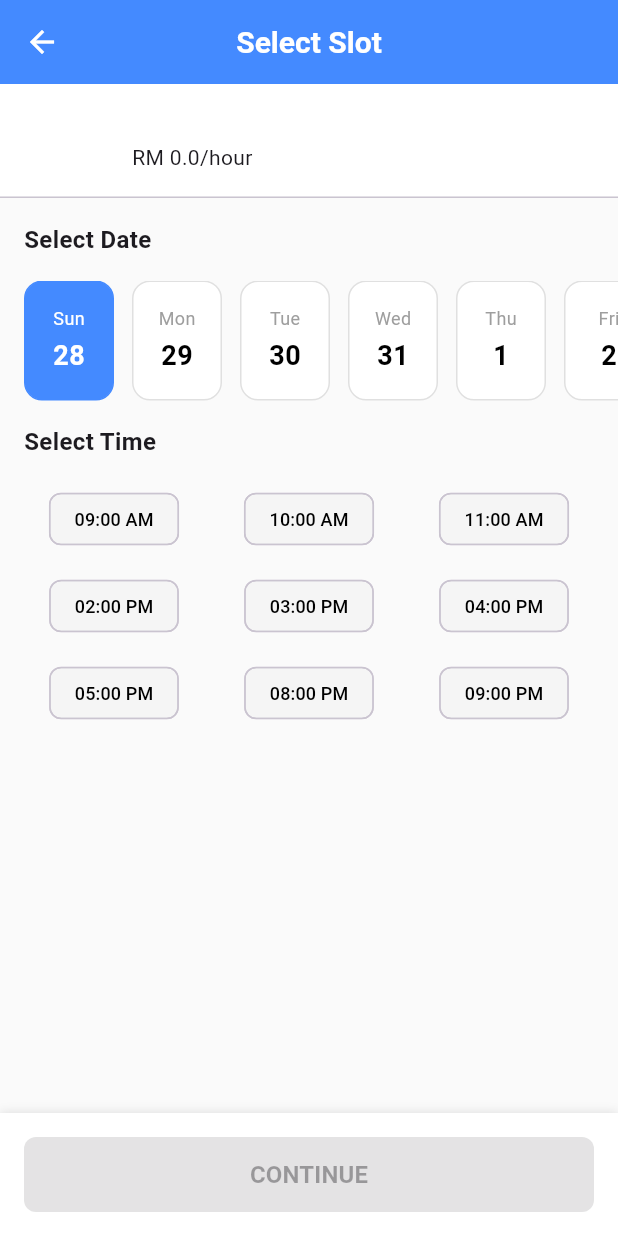
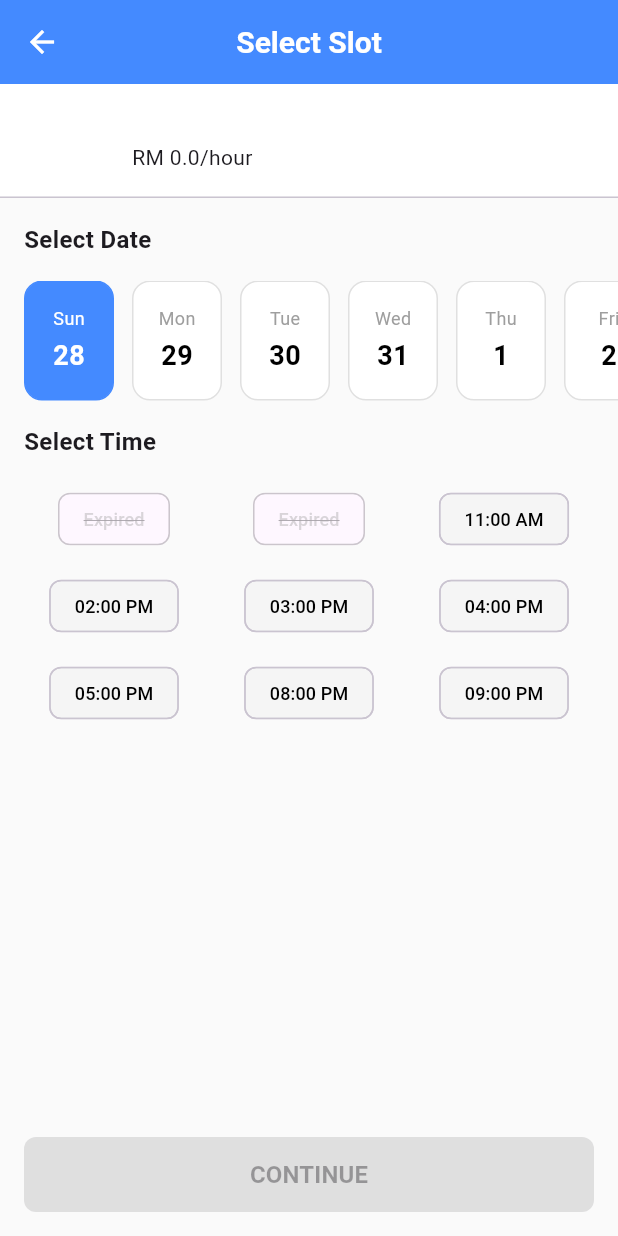
Before and after one commit to AmirKma112/court_time, a Flutter app: the SlotSelectionScreen screen opened directly with empty values, on a phone screen of 412 x 824 dp. Run offline on Flutter 3.47's test engine with Material 3 defaults, Android fonts, the phone set to English and light mode, and no system bars; our stand-ins replace cloud_firestore, firebase_auth, firebase_core; accounts and stored records are empty; network calls fail.

Commit message:
update slot selection and my bookings

```diff
--- a/lib/screens/player/booking/slot_selection_screen.dart
+++ b/lib/screens/player/booking/slot_selection_screen.dart
@@ -28,6 +28,40 @@ class _SlotSelectionScreenState extends State<SlotSelectionScreen> {
     "05:00 PM", "08:00 PM", "09:00 PM"
   ];
 
+  // 🕒 HELPER: Check if a time slot is in the past
+  bool _isTimeSlotInPast(String timeSlot) {
+    final now = DateTime.now();
+
+    // 1. If selected date is in the future (tomorrow+), the slot is NOT in the past.
+    if (_selectedDate.year > now.year ||
+        _selectedDate.month > now.month ||
+        _selectedDate.day > now.day) {
+      return false;
+    }
+
+    // 2. If selected date is TODAY, we must check the hour.
+    try {
+      // Parse "09:00 AM" to get the hour
+      // We assume the format is strictly "hh:mm a"
+      DateFormat format = DateFormat("hh:mm a");
+      DateTime slotTime = format.parse(timeSlot);
+
+      // Create a full DateTime object for this slot today
+      DateTime slotDateTime = DateTime(
+        _selectedDate.year,
+        _selectedDate.month,
+        _selectedDate.day,
+        slotTime.hour,
+        slotTime.minute,
+      );
+
+      // Return true if the slot is before right now
+      return slotDateTime.isBefore(now);
+    } catch (e) {
+      return false; // Safety fallback
+    }
+  }
+
   void _proceedToSummary() {
     if (_selectedTime == null) {
       ScaffoldMessenger.of(context).showSnackBar(
@@ -35,7 +69,6 @@ class _SlotSelectionScreenState extends State<SlotSelectionScreen> {
       );
       return;
     }
-
     Navigator.push(
       context,
       MaterialPageRoute(
@@ -109,7 +142,7 @@ class _SlotSelectionScreenState extends State<SlotSelectionScreen> {
                   onTap: () {
                     setState(() {
                       _selectedDate = date;
-                      _selectedTime = null; // Reset time when date changes
+                      _selectedTime = null;
                     });
                   },
                   child: Container(
@@ -149,7 +182,7 @@ class _SlotSelectionScreenState extends State<SlotSelectionScreen> {
             ),
           ),
 
-          // 3. Time Selection (Dynamic Stream)
+          // 3. Time Selection
           const Padding(
             padding: EdgeInsets.all(16.0),
             child: Text("Select Time", style: TextStyle(fontSize: 16, fontWeight: FontWeight.bold)),
@@ -157,11 +190,13 @@ class _SlotSelectionScreenState extends State<SlotSelectionScreen> {
 
           Expanded(
             child: StreamBuilder<List<String>>(
-              // It listens to the database for occupied slots on this specific day
               stream: DatabaseService().getBookedSlots(widget.court.id, _selectedDate),
               builder: (context, snapshot) {
 
-                // Determine which slots are taken
+                if (snapshot.hasError) {
+                  return Center(child: Text("Error: ${snapshot.error}", style: const TextStyle(color: Colors.red)));
+                }
+
                 final bookedSlots = snapshot.data ?? [];
 
                 return GridView.builder(
@@ -176,26 +211,35 @@ class _SlotSelectionScreenState extends State<SlotSelectionScreen> {
                   itemBuilder: (context, index) {
                     final time = _allTimeSlots[index];
 
-                    // Logic: Is this slot already booked?
+                    // 🛑 LOGIC UPDATE: Check both Database AND Time
                     final isBooked = bookedSlots.contains(time);
+                    final isPast = _isTimeSlotInPast(time);
+
+                    final isDisabled = isBooked || isPast;
                     final isSelected = _selectedTime == time;
 
                     return ChoiceChip(
-                      label: Text(isBooked ? "Booked" : time),
-                      // Grey out if booked, Blue if selected, White if available
+                      label: Text(
+                        isBooked ? "Booked" : (isPast ? "Expired" : time),
+                      ),
                       selected: isSelected,
                       selectedColor: Colors.blueAccent,
-                      backgroundColor: isBooked ? Colors.grey[300] : Colors.grey[100],
+
+                      // Dark Grey for Booked, Light Grey for Past, White for Available
+                      backgroundColor: isBooked
+                          ? Colors.grey[400]
+                          : (isPast ? Colors.grey[200] : Colors.grey[100]),
+
                       labelStyle: TextStyle(
-                        // Grey text if booked
-                        color: isBooked
+                        color: isDisabled
                             ? Colors.grey
                             : (isSelected ? Colors.white : Colors.black),
                         fontSize: 12,
-                        decoration: isBooked ? TextDecoration.lineThrough : null,
+                        decoration: isDisabled ? TextDecoration.lineThrough : null,
                       ),
-                      // Disable tap if booked
-                      onSelected: isBooked ? null : (selected) {
+
+                      // Disable tap if booked OR past
+                      onSelected: isDisabled ? null : (selected) {
                         setState(() => _selectedTime = selected ? time : null);
                       },
                     );
@@ -205,13 +249,8 @@ class _SlotSelectionScreenState extends State<SlotSelectionScreen> {
             ),
           ),
 
-          // 4. Continue Button
           Container(
             padding: const EdgeInsets.all(16),
-            decoration: const BoxDecoration(
-              color: Colors.white,
-              boxShadow: [BoxShadow(blurRadius: 5, color: Colors.black12)]
-            ),
             child: SafeArea(
               child: SizedBox(
                 width: double.infinity,
--- a/lib/screens/player/profile/my_bookings_screen.dart
+++ b/lib/screens/player/profile/my_bookings_screen.dart
@@ -177,10 +177,12 @@ class _MyBookingsScreenState extends State<MyBookingsScreen> {
           itemBuilder: (context, index) {
             final data = docs[index].data() as Map<String, dynamic>;
             final booking = BookingModel.fromMap(data, docs[index].id);
+            // Only show Cancel button if status is 'Pending'.
+            final bool canCancel = booking.status == 'Pending';
 
             return BookingCard(
               booking: booking,
-              trailing: isActive
+              trailing: (isActive && canCancel)
                 ? IconButton(
                     icon: const Icon(Icons.cancel, color: Colors.red),
                     tooltip: "Cancel",
```
